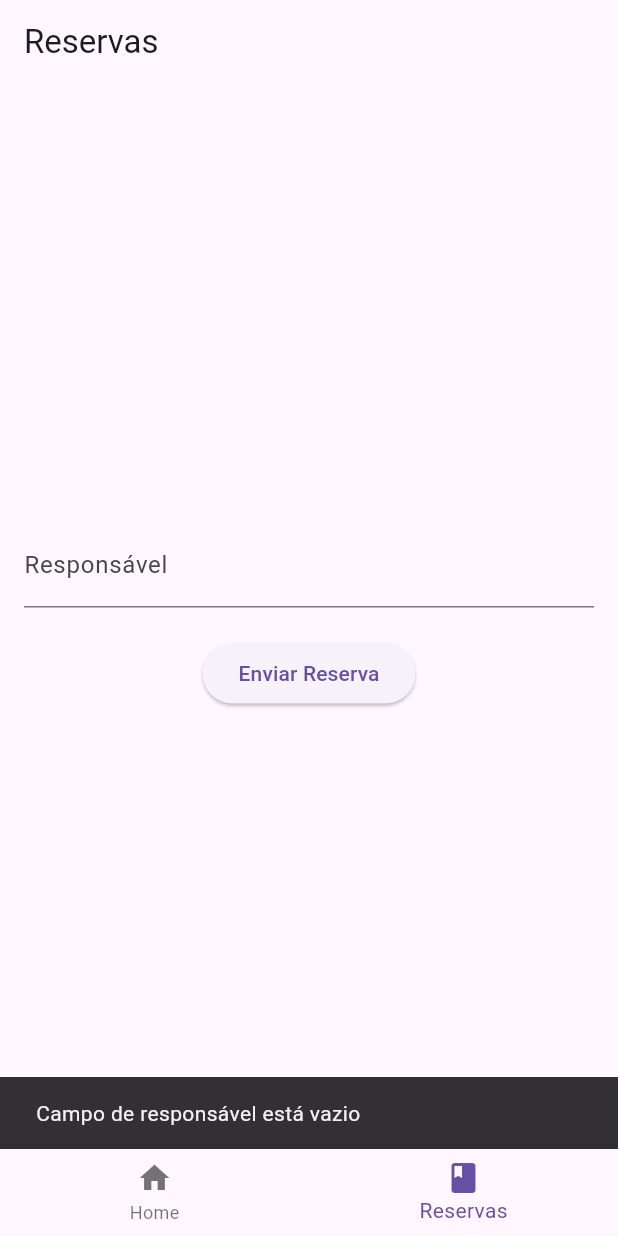
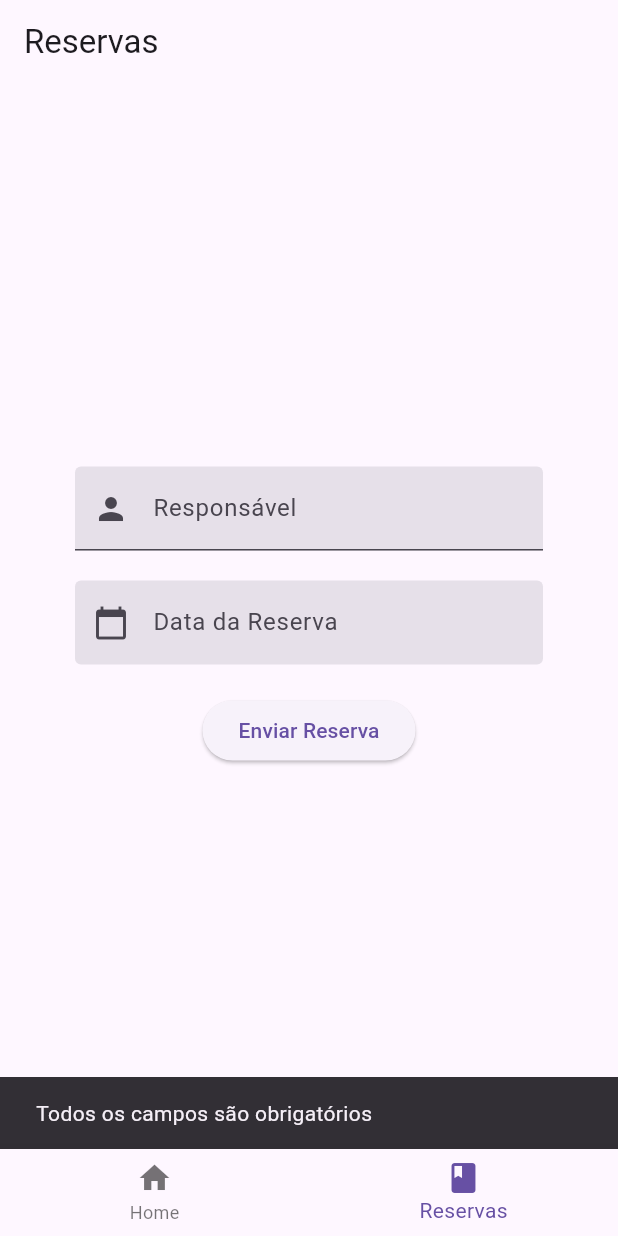
Before and after one commit to joaofds/pim4-app, a Flutter app: the screen it shows after launch, item 2 of the bottom bar chosen, after a tap on "Enviar Reserva", on a phone screen of 412 x 824 dp. Run offline on Flutter 3.47's test engine with Material 3 defaults, Android fonts, the phone set to English and light mode, and no system bars.

Commit message:
data da reserva ok

```diff
--- a/lib/main.dart
+++ b/lib/main.dart
@@ -3,10 +3,12 @@
 import 'package:pim4/view/reservas_page.dart';
 
 void main() {
-  runApp(MyApp());
+  runApp(const MyApp());
 }
 
 class MyApp extends StatelessWidget {
+  const MyApp({super.key});
+
   @override
   Widget build(BuildContext context) {
     return MaterialApp(
@@ -14,13 +16,16 @@
       theme: ThemeData(
         primarySwatch: Colors.blue,
       ),
-      home: BottomNavigation(),
+      home: const BottomNavigation(),
     );
   }
 }
 
 class BottomNavigation extends StatefulWidget {
+  const BottomNavigation({super.key});
+
   @override
+  // ignore: library_private_types_in_public_api
   _BottomNavigationState createState() => _BottomNavigationState();
 }
 
@@ -40,7 +45,7 @@
             _currentIndex = index;
           });
         },
-        items: [
+        items: const [
           BottomNavigationBarItem(
             icon: Icon(Icons.home),
             label: 'Home',
--- a/lib/model/reserva.dart
+++ b/lib/model/reserva.dart
@@ -1,11 +1,10 @@
 class Reserva {
   late String responsavel;
+  late String dataReserva;
 
-  Reserva({required this.responsavel});
+  Reserva({required this.responsavel, required this.dataReserva});
 
   Map<String, dynamic> toJson() {
-    return {
-      'responsavel': responsavel,
-    };
+    return {'Responsavel': responsavel, 'DataReserva': dataReserva};
   }
 }
--- a/lib/view/reservas_page.dart
+++ b/lib/view/reservas_page.dart
@@ -10,18 +10,24 @@ class ReservasPage extends StatefulWidget {
 
 class _ReservasPageState extends State<ReservasPage> {
   final TextEditingController _responsavelController = TextEditingController();
+  final TextEditingController _dataReservaController = TextEditingController();
 
   Future<void> _submitReserva() async {
     final String responsavel = _responsavelController.text.trim();
+    final String dataReserva = _dataReservaController.text.trim();
 
-    if (responsavel.isNotEmpty) {
-      final Reserva reserva = Reserva(responsavel: responsavel);
+    print(_dataReservaController);
+
+    if (responsavel.isNotEmpty && dataReserva.isNotEmpty) {
+      final Reserva reserva =
+          Reserva(responsavel: responsavel, dataReserva: dataReserva);
       try {
         await ApiService().submitReserva(reserva);
         _mostrarSnackBar('Reserva enviada com sucesso!');
         _responsavelController.clear();
 
         // Navegar para a página de confirmação
+        // ignore: use_build_context_synchronously
         Navigator.push(
           context,
           MaterialPageRoute(builder: (context) => ConfirmacaoPage()),
@@ -30,7 +36,7 @@ class _ReservasPageState extends State<ReservasPage> {
         _mostrarSnackBar('Erro ao enviar reserva: $error');
       }
     } else {
-      _mostrarSnackBar('Campo de responsável está vazio');
+      _mostrarSnackBar('Todos os campos são obrigatórios');
     }
   }
 
@@ -49,22 +55,67 @@ class _ReservasPageState extends State<ReservasPage> {
         title: Text('Reservas'),
       ),
       body: Padding(
-        padding: const EdgeInsets.all(16.0),
+        padding: const EdgeInsets.only(
+          left: 50,
+          top: 20,
+          right: 50,
+          bottom: 20,
+        ),
         child: Column(
           mainAxisAlignment: MainAxisAlignment.center,
           children: [
-            TextField(
-              controller: _responsavelController,
-              decoration: InputDecoration(labelText: 'Responsável'),
+            Padding(
+              padding: const EdgeInsets.only(bottom: 20),
+              child: TextField(
+                controller: _responsavelController,
+                decoration: const InputDecoration(
+                    labelText: 'Responsável',
+                    filled: true,
+                    prefixIcon: Icon(Icons.person),
+                    focusedBorder: OutlineInputBorder(
+                        borderSide: BorderSide(color: Colors.blue))),
+              ),
             ),
-            SizedBox(height: 20),
+            Padding(
+              padding: const EdgeInsets.only(bottom: 0),
+              child: TextField(
+                controller: _dataReservaController,
+                decoration: const InputDecoration(
+                    labelText: 'Data da Reserva',
+                    filled: true,
+                    prefixIcon: Icon(Icons.calendar_today),
+                    enabledBorder:
+                        OutlineInputBorder(borderSide: BorderSide.none),
+                    focusedBorder: OutlineInputBorder(
+                        borderSide: BorderSide(color: Colors.blue))),
+                readOnly: true,
+                onTap: () {
+                  _selectDate();
+                },
+              ),
+            ),
+            const SizedBox(height: 20),
             ElevatedButton(
               onPressed: _submitReserva,
-              child: Text('Enviar Reserva'),
+              child: const Text('Enviar Reserva'),
             ),
           ],
         ),
       ),
     );
   }
+
+  Future<void> _selectDate() async {
+    DateTime? selectedDate = await showDatePicker(
+        context: context,
+        initialDate: DateTime.now(),
+        firstDate: DateTime(2023),
+        lastDate: DateTime(2100));
+
+    if (selectedDate != null) {
+      setState(() {
+        _dataReservaController.text = selectedDate.toString().split(" ")[0];
+      });
+    }
+  }
 }
```
